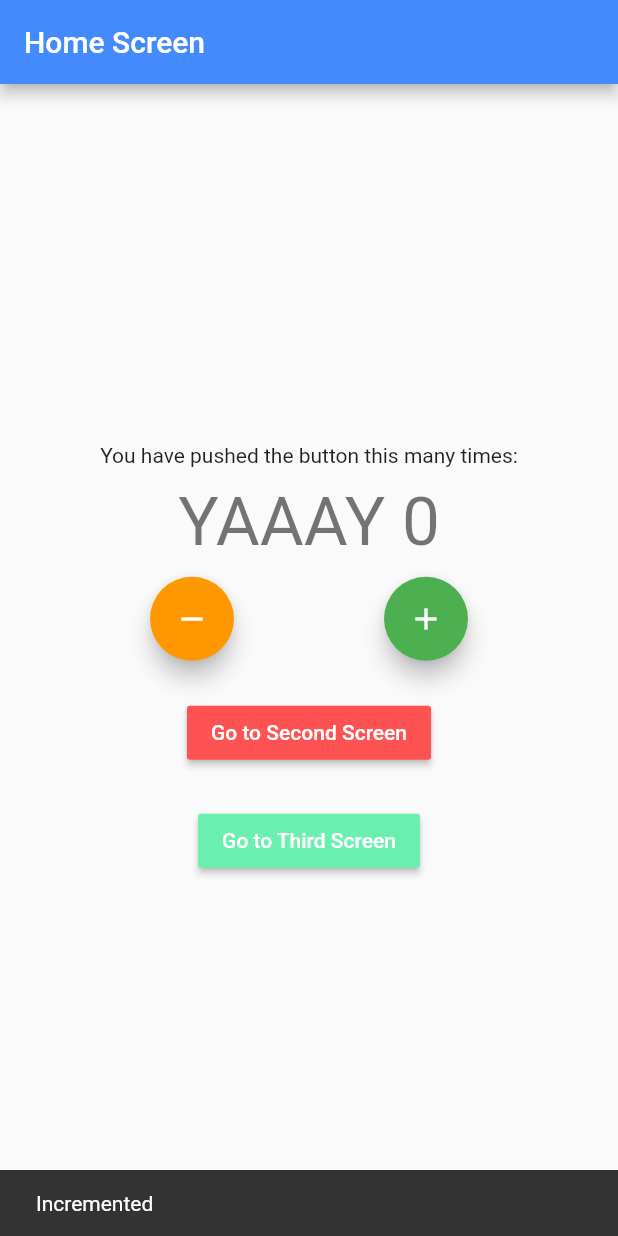
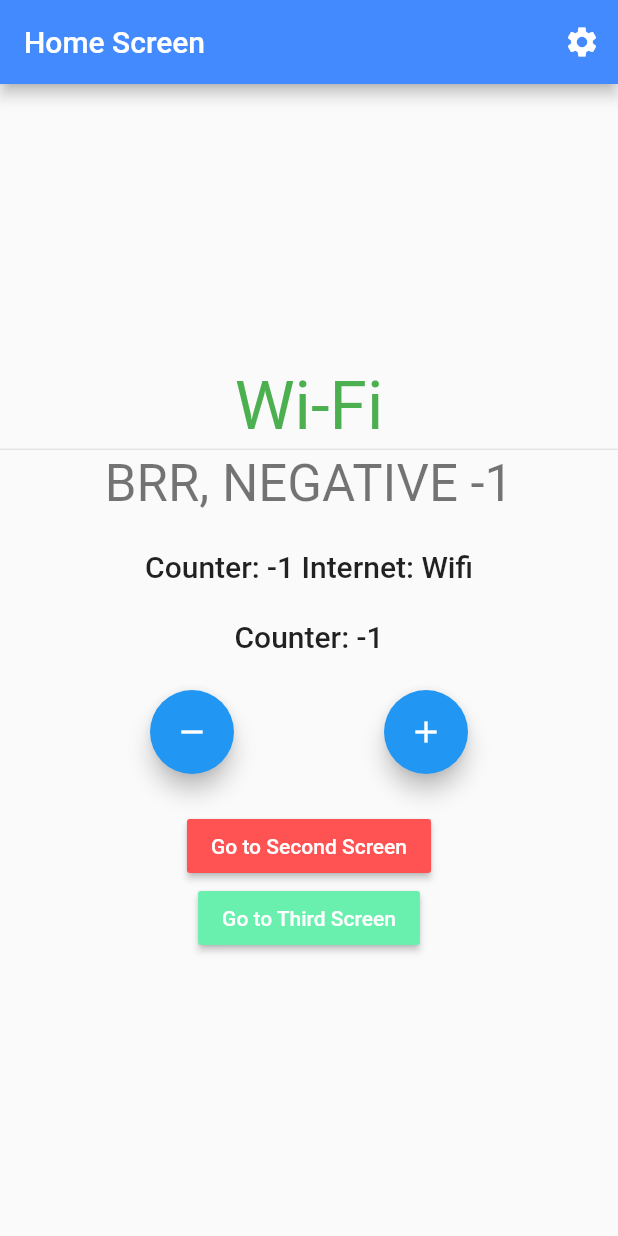
Before and after one commit to Roshendz/BlocSamples, a Flutter app: the screen it shows after launch, after a tap on the "remove" icon, on a phone screen of 412 x 824 dp. Run offline on Flutter 3.47's test engine with Material 2 defaults, Android fonts, the phone set to English and light mode, and no system bars; our stand-ins replace bloc, connectivity_plus, equatable, flutter_bloc.

Commit message:
use equatable package to compare 2 objects in settings cubit

```diff
--- a/bloc_counters/lib/logic/cubit/counter_cubit.dart
+++ b/bloc_counters/lib/logic/cubit/counter_cubit.dart
@@ -4,11 +4,11 @@ import 'package:flutter_bloc/flutter_bloc.dart';
 part 'counter_state.dart';
 
 class CounterCubit extends Cubit<CounterState> {
-  CounterCubit() : super(CounterState(counterValue: 0, wasIncrented: true));
+  CounterCubit() : super(CounterState(counterValue: 0, wasIncremented: true));
 
   void increment() => emit(
-      CounterState(counterValue: state.counterValue + 1, wasIncrented: true));
+      CounterState(counterValue: state.counterValue + 1, wasIncremented: true));
 
   void decrement() => emit(
-      CounterState(counterValue: state.counterValue - 1, wasIncrented: true));
+      CounterState(counterValue: state.counterValue - 1, wasIncremented: true));
 }
--- a/bloc_counters/lib/logic/cubit/counter_state.dart
+++ b/bloc_counters/lib/logic/cubit/counter_state.dart
@@ -3,13 +3,13 @@ part of 'counter_cubit.dart';
 
 class CounterState extends Equatable {
   final int counterValue;
-  final bool wasIncrented;
+  final bool wasIncremented;
 
   CounterState({
     required this.counterValue,
-    required this.wasIncrented,
+    required this.wasIncremented,
   });
 
   @override
-  List<Object> get props => [counterValue, wasIncrented];
+  List<Object> get props => [counterValue, wasIncremented];
 }
--- /dev/null
+++ b/bloc_counters/lib/logic/cubit/settings_cubit.dart
@@ -0,0 +1,21 @@
+import 'package:bloc/bloc.dart';
+import 'package:equatable/equatable.dart';
+
+part 'settings_state.dart';
+
+class SettingsCubit extends Cubit<SettingsState> {
+  SettingsCubit()
+      : super(
+          const SettingsState(
+            appNotifications: false,
+            emailNotifications: false,
+          ),
+        );
+
+  void toggleAppNotifications(bool newValue) {
+    emit(state.copyWith(appNotifications: newValue));
+  }
+
+  void toggleEmailNotifications(bool newValue) =>
+      emit(state.copyWith(emailNotifications: newValue));
+}
--- /dev/null
+++ b/bloc_counters/lib/logic/cubit/settings_state.dart
@@ -0,0 +1,33 @@
+part of 'settings_cubit.dart';
+
+class SettingsState extends Equatable {
+  final bool appNotifications;
+  final bool emailNotifications;
+
+  const SettingsState({
+    required this.appNotifications,
+    required this.emailNotifications,
+  });
+
+  SettingsState copyWith({
+    bool? appNotifications,
+    bool? emailNotifications,
+  }) {
+    return SettingsState(
+      appNotifications: appNotifications ?? this.appNotifications,
+      emailNotifications: emailNotifications ?? this.emailNotifications,
+    );
+  }
+
+  @override
+  List<Object> get props => [
+        emailNotifications,
+        appNotifications,
+      ];
+}
+
+/*
+class SettingsInitial extends SettingsState {
+  const SettingsInitial({required super.appNotifications, required super.emailNotifications});
+}
+*/
--- a/bloc_counters/lib/main.dart
+++ b/bloc_counters/lib/main.dart
@@ -5,6 +5,7 @@ import 'package:flutter/material.dart';
 import 'package:flutter_bloc/flutter_bloc.dart';
 
 import 'logic/cubit/counter_cubit.dart';
+import 'logic/cubit/settings_cubit.dart';
 
 void main() {
   runApp(MyApp(appRouter: AppRouter(), connectivity: Connectivity()));
@@ -30,7 +31,10 @@ class MyApp extends StatelessWidget {
         ),
         BlocProvider<CounterCubit>(
           create: (counterCubitContext) => CounterCubit(),
-        )
+        ),
+        BlocProvider<SettingsCubit>(
+          create: (counterCubitContext) => SettingsCubit(),
+        ),
       ],
       child: MaterialApp(
         title: 'Flutter Demo',
--- a/bloc_counters/lib/presentation/router/app_router.dart
+++ b/bloc_counters/lib/presentation/router/app_router.dart
@@ -1,6 +1,7 @@
 import 'package:flutter/material.dart';
 import '../screens/home_screen.dart';
 import '../screens/second_screen.dart';
+import '../screens/settings_screen.dart';
 import '../screens/third_screen.dart';
 
 class AppRouter {
@@ -27,6 +28,10 @@ class AppRouter {
             color: Colors.greenAccent,
           ),
         );
+      case '/settings':
+        return MaterialPageRoute(
+          builder: (_) => SettingsScreen(),
+        );
       default:
         return null;
     }
--- a/bloc_counters/lib/presentation/screens/home_screen.dart
+++ b/bloc_counters/lib/presentation/screens/home_screen.dart
@@ -19,85 +19,168 @@ class HomeScreen extends StatefulWidget {
 class _HomeScreenState extends State<HomeScreen> {
   @override
   Widget build(BuildContext homeScreenContext) {
-    return BlocListener<InternetCubit, InternetState>(
-      listener: (internetCubitListenerContext, state) {
-        if (state is InternetConnected &&
-            state.connectionType == ConnectionType.Wifi) {
-          BlocProvider.of<CounterCubit>(context).increment();
-        } else if (state is InternetConnected &&
-            state.connectionType == ConnectionType.Mobile) {
-          BlocProvider.of<CounterCubit>(context).decrement();
-        }
-      },
-      child: Scaffold(
+    return Scaffold(
       appBar: AppBar(
         backgroundColor: widget.color,
         title: Text(widget.title),
+        actions: [
+          IconButton(
+              icon: const Icon(Icons.settings),
+              onPressed: () => Navigator.pushNamed(context, '/settings')),
+        ],
       ),
       body: Center(
         child: Column(
           mainAxisAlignment: MainAxisAlignment.center,
           children: <Widget>[
-              const Text(
-                'You have pushed the button this many times:',
+            BlocBuilder<InternetCubit, InternetState>(
+              builder: (internetCubitBuilderContext, state) {
+                if (state is InternetConnected &&
+                    state.connectionType == ConnectionType.Wifi) {
+                  return Text(
+                    'Wi-Fi',
+                    style: Theme.of(internetCubitBuilderContext)
+                        .textTheme
+                        .headline3!
+                        .copyWith(
+                          color: Colors.green,
                         ),
-              const SizedBox(
-                height: 10,
+                  );
+                } else if (state is InternetConnected &&
+                    state.connectionType == ConnectionType.Mobile) {
+                  return Text(
+                    'Mobile',
+                    style: Theme.of(internetCubitBuilderContext)
+                        .textTheme
+                        .headline3!
+                        .copyWith(
+                          color: Colors.red,
+                        ),
+                  );
+                } else if (state is InternetDisconnected) {
+                  return Text(
+                    'Disconnected',
+                    style: Theme.of(internetCubitBuilderContext)
+                        .textTheme
+                        .headline3!
+                        .copyWith(
+                          color: Colors.grey,
+                        ),
+                  );
+                }
+                return const CircularProgressIndicator();
+              },
+            ),
+            const Divider(
+              height: 5,
             ),
             BlocConsumer<CounterCubit, CounterState>(
-                listener: (context, state) {
-                  if (state.wasIncrented == true) {
-                    var snackBar = const SnackBar(content: Text('Incremented'));
+              listener: (counterCubitListenerContext, state) {
+                if (state.wasIncremented == true) {
+                  var snackBar = const SnackBar(
+                    content: Text('Incremented'),
+                    duration: Duration(milliseconds: 300),
+                  );
                   ScaffoldMessenger.of(context).showSnackBar(snackBar);
-                  } else if (state.wasIncrented == false) {
-                    var snackBar = const SnackBar(content: Text('Decremented'));
+                } else if (state.wasIncremented == false) {
+                  var snackBar = const SnackBar(
+                    content: Text('Decremented'),
+                    duration: Duration(milliseconds: 300),
+                  );
                   ScaffoldMessenger.of(context).showSnackBar(snackBar);
                 }
               },
-                builder: (context, state) {
+              builder: (counterCubiBuilderContext, state) {
                 if (state.counterValue < 0) {
                   return Text(
-                      'BRR, negativo ${state.counterValue}',
-                      style: Theme.of(context).textTheme.headline3,
+                    'BRR, NEGATIVE ${state.counterValue}',
+                    style:
+                        Theme.of(counterCubiBuilderContext).textTheme.headline4,
                   );
                 } else if (state.counterValue % 2 == 0) {
                   return Text(
                     'YAAAY ${state.counterValue}',
-                      style: Theme.of(context).textTheme.headline3,
+                    style:
+                        Theme.of(counterCubiBuilderContext).textTheme.headline4,
                   );
                 } else if (state.counterValue == 5) {
                   return Text(
-                      'HMM, numero 5',
-                      style: Theme.of(context).textTheme.headline3,
+                    'HMM, NUMBER 5',
+                    style:
+                        Theme.of(counterCubiBuilderContext).textTheme.headline4,
                   );
                 } else {
                   return Text(
                     state.counterValue.toString(),
-                      style: Theme.of(context).textTheme.headline3,
+                    style:
+                        Theme.of(counterCubiBuilderContext).textTheme.headline4,
                   );
                 }
               },
             ),
             const SizedBox(
-                height: 10,
+              height: 24,
+            ),
+            Builder(
+              builder: (context) {
+                final counterState = context.watch<CounterCubit>().state;
+                final internetState = context.watch<InternetCubit>().state;
+
+                if (internetState is InternetConnected &&
+                    internetState.connectionType == ConnectionType.Mobile) {
+                  return Text(
+                    'Counter: ${counterState.counterValue} Internet: Mobile',
+                    style: Theme.of(context).textTheme.headline6,
+                  );
+                } else if (internetState is InternetConnected &&
+                    internetState.connectionType == ConnectionType.Wifi) {
+                  return Text(
+                    'Counter: ${counterState.counterValue} Internet: Wifi',
+                    style: Theme.of(context).textTheme.headline6,
+                  );
+                } else {
+                  return Text(
+                    'Counter: ${counterState.counterValue} Internet: Disconnected',
+                    style: Theme.of(context).textTheme.headline6,
+                  );
+                }
+              },
+            ),
+            const SizedBox(
+              height: 24,
+            ),
+            Builder(
+              builder: (context) {
+                final counterValue = context
+                    .select((CounterCubit cubit) => cubit.state.counterValue);
+                return Text(
+                  'Counter: $counterValue',
+                  style: Theme.of(context).textTheme.headline6,
+                );
+              },
+            ),
+            const SizedBox(
+              height: 24,
             ),
             Row(
               mainAxisAlignment: MainAxisAlignment.spaceEvenly,
               children: [
                 FloatingActionButton(
+                  heroTag: Text(widget.title),
                   onPressed: () {
                     BlocProvider.of<CounterCubit>(context).decrement();
+                    // context.bloc<CounterCubit>().decrement();
                   },
-                    tooltip: 'Increment',
-                    backgroundColor: Colors.orange,
+                  tooltip: 'Decrement',
                   child: const Icon(Icons.remove),
                 ),
                 FloatingActionButton(
+                  heroTag: Text('${widget.title} 2nd'),
                   onPressed: () {
-                      BlocProvider.of<CounterCubit>(context).increment();
+                    // BlocProvider.of<CounterCubit>(context).increment();
+                    context.read<CounterCubit>().increment();
                   },
                   tooltip: 'Increment',
-                    backgroundColor: Colors.green,
                   child: const Icon(Icons.add),
                 ),
               ],
@@ -105,19 +188,23 @@ class _HomeScreenState extends State<HomeScreen> {
             const SizedBox(
               height: 24,
             ),
-              MaterialButton(
+            Builder(
+              builder: (materialButtonContext) => MaterialButton(
                 color: Colors.redAccent,
                 child: const Text(
                   'Go to Second Screen',
                   style: TextStyle(color: Colors.white),
                 ),
                 onPressed: () {
-                  Navigator.of(homeScreenContext).pushNamed('/second');
+                  Navigator.of(materialButtonContext).pushNamed(
+                    '/second',
+                  );
                 },
               ),
-              const SizedBox(
-                height: 24,
             ),
+            // SizedBox(
+            //   height: 24,
+            // ),
             MaterialButton(
               color: Colors.greenAccent,
               child: const Text(
@@ -125,13 +212,14 @@ class _HomeScreenState extends State<HomeScreen> {
                 style: TextStyle(color: Colors.white),
               ),
               onPressed: () {
-                  Navigator.of(homeScreenContext).pushNamed('/third');
+                Navigator.of(homeScreenContext).pushNamed(
+                  '/third',
+                );
               },
             ),
           ],
         ),
       ),
-      ),
     );
   }
 }
--- a/bloc_counters/lib/presentation/screens/second_screen.dart
+++ b/bloc_counters/lib/presentation/screens/second_screen.dart
@@ -33,10 +33,10 @@ class _SecondScreenState extends State<SecondScreen> {
             ),
             BlocConsumer<CounterCubit, CounterState>(
               listener: (context, state) {
-                if (state.wasIncrented == true) {
+                if (state.wasIncremented == true) {
                   var snackBar = const SnackBar(content: Text('Incremented'));
                   ScaffoldMessenger.of(context).showSnackBar(snackBar);
-                } else if (state.wasIncrented == false) {
+                } else if (state.wasIncremented == false) {
                   var snackBar = const SnackBar(content: Text('Decremented'));
                   ScaffoldMessenger.of(context).showSnackBar(snackBar);
                 }
--- /dev/null
+++ b/bloc_counters/lib/presentation/screens/settings_screen.dart
@@ -0,0 +1,52 @@
+import 'package:flutter/material.dart';
+import 'package:flutter_bloc/flutter_bloc.dart';
+import '../../logic/cubit/settings_cubit.dart';
+
+class SettingsScreen extends StatelessWidget {
+  @override
+  Widget build(BuildContext context) {
+    return Scaffold(
+      appBar: AppBar(
+        backgroundColor: Colors.grey.shade700,
+        title: const Text('Settings'),
+      ),
+      body: BlocListener<SettingsCubit, SettingsState>(
+        listener: (context, state) {
+          final notificationSnackBar = SnackBar(
+            duration: const Duration(milliseconds: 700),
+            content: Text(
+              'App ${state.appNotifications.toString().toUpperCase()}, Email ${state.emailNotifications.toString().toUpperCase()}',
+            ),
+          );
+          ScaffoldMessenger.of(context).showSnackBar(notificationSnackBar);
+        },
+        child: BlocBuilder<SettingsCubit, SettingsState>(
+          builder: (context, state) {
+            return Column(
+              children: [
+                SwitchListTile(
+                  value: state.appNotifications,
+                  onChanged: (newValue) {
+                    context
+                        .read<SettingsCubit>()
+                        .toggleAppNotifications(newValue);
+                  },
+                  title: const Text('App Notifications'),
+                ),
+                SwitchListTile(
+                  value: state.emailNotifications,
+                  onChanged: (newValue) {
+                    context
+                        .read<SettingsCubit>()
+                        .toggleEmailNotifications(newValue);
+                  },
+                  title: const Text('Email Notifications'),
+                ),
+              ],
+            );
+          },
+        ),
+      ),
+    );
+  }
+}
--- a/bloc_counters/lib/presentation/screens/third_screen.dart
+++ b/bloc_counters/lib/presentation/screens/third_screen.dart
@@ -34,10 +34,10 @@ class _ThirdScreenState extends State<ThirdScreen> {
             ),
             BlocConsumer<CounterCubit, CounterState>(
               listener: (context, state) {
-                if (state.wasIncrented == true) {
+                if (state.wasIncremented == true) {
                   var snackBar = const SnackBar(content: Text('Incremented'));
                   ScaffoldMessenger.of(context).showSnackBar(snackBar);
-                } else if (state.wasIncrented == false) {
+                } else if (state.wasIncremented == false) {
                   var snackBar = const SnackBar(content: Text('Decremented'));
                   ScaffoldMessenger.of(context).showSnackBar(snackBar);
                 }
--- a/bloc_counters/pubspec.yaml
+++ b/bloc_counters/pubspec.yaml
@@ -39,6 +39,7 @@ dependencies:
   bloc_test: ^9.0.3
   equatable: ^2.0.3
   test: ^1.21.1
+  bloc: ^8.1.0
 
 dev_dependencies:
   flutter_test:
```
Also changed, not shown: bloc_counters/pubspec.lock. Lines whose indentation alone changed are shown as unchanged.
